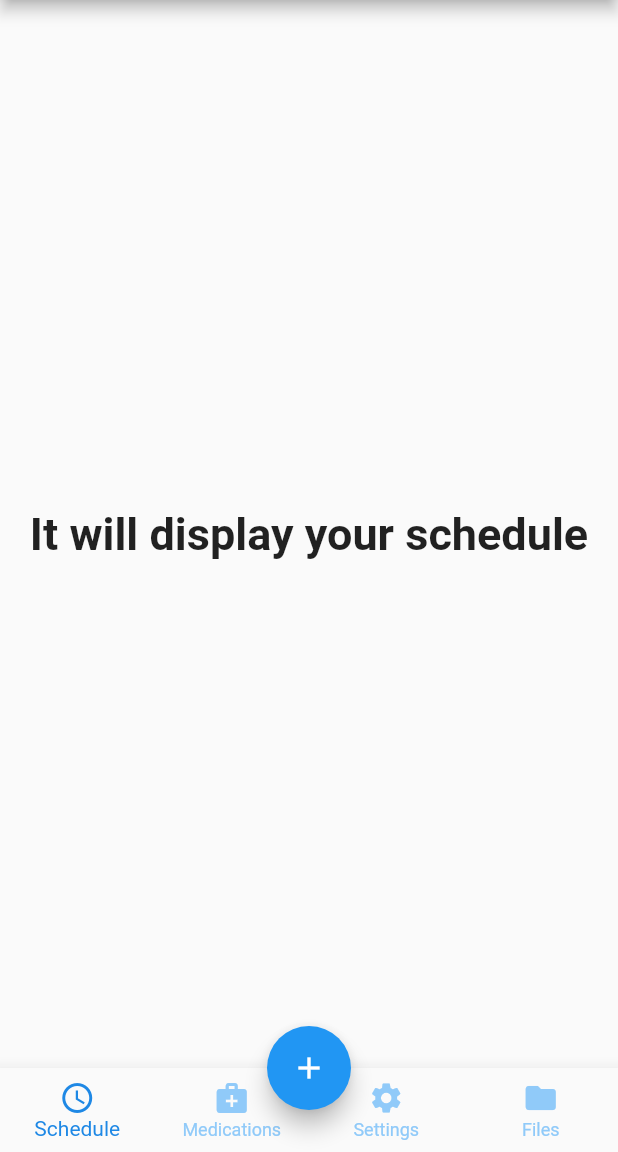
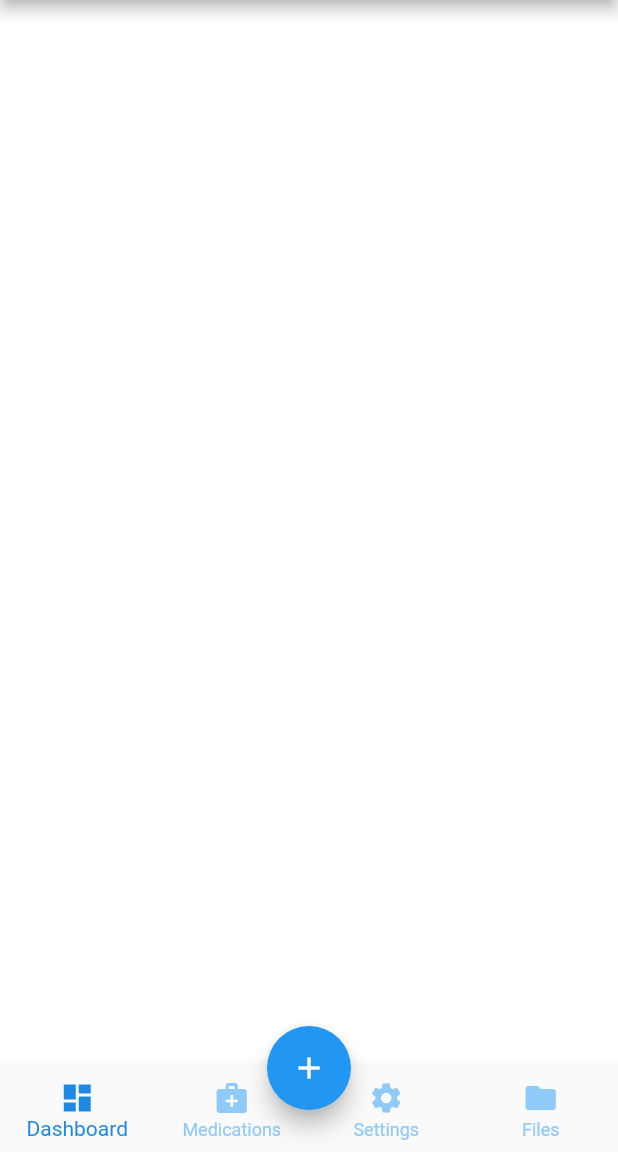
Before and after one commit to mohitsoni-dev/medicine_reminder, a Flutter app: the screen it shows after launch, on a phone screen of 412 x 824 dp, the part 84-1236 px from its top. Run offline on Flutter 3.47's test engine with Material 2 defaults, Android fonts, the light colour scheme and no system bars; our stand-ins replace flutter_form_builder, sqflite; accounts and stored records are empty.

Commit message:
Added NavigationBar to HomePage.dart

```diff
--- /dev/null
+++ b/lib/Dashboard.dart
@@ -0,0 +1,16 @@
+import 'package:flutter/material.dart';
+import 'package:meds_reminder/HomePage.dart';
+
+class DashBoardPage extends StatefulWidget {
+  @override
+  _DashBoardPageState createState() => _DashBoardPageState();
+}
+
+class _DashBoardPageState extends State<DashBoardPage> {
+  @override
+  Widget build(BuildContext context) {
+    return Scaffold(
+      backgroundColor: Colors.white,
+    );
+  }
+}
--- a/lib/HomePage.dart
+++ b/lib/HomePage.dart
@@ -1,6 +1,10 @@
 import 'package:flutter/material.dart';
 import 'package:meds_reminder/DrawerClass.dart';
+import 'package:meds_reminder/FilesPage.dart';
+import 'package:meds_reminder/MedicationPage.dart';
 import 'package:meds_reminder/PatientAddForm.dart';
+import 'package:meds_reminder/SettingsPage.dart';
+import 'package:meds_reminder/Dashboard.dart';
 
 class MyHomePage extends StatefulWidget {
   @override
@@ -9,25 +13,11 @@ class MyHomePage extends StatefulWidget {
 
 class _MyHomePageState extends State<MyHomePage> {
   int _selectedIndex = 0;
-  static const TextStyle optionStyle =
-      TextStyle(fontSize: 30, fontWeight: FontWeight.bold);
-  static const List<Widget> _widgetOptions = <Widget>[
-    Text(
-      'It will display your schedule',
-      style: optionStyle,
-    ),
-    Text(
-      'It will displays your medications',
-      style: optionStyle,
-    ),
-    Text(
-      'It will display your Settings',
-      style: optionStyle,
-    ),
-    Text(
-      'It will display your files',
-      style: optionStyle,
-    )
+  final List<dynamic> screens = [
+    DashBoardPage(),
+    MedicationPage(),
+    SettingsPage(),
+    FilesPage(),
   ];
 
   void _onItemTapped(int index) {
@@ -43,7 +33,7 @@ class _MyHomePageState extends State<MyHomePage> {
         title: Text('Meds Reminder'),
       ),
       body: Center(
-        child: _widgetOptions.elementAt(_selectedIndex),
+        child: screens[_selectedIndex],
       ),
       drawer: DrawerClass(),
       floatingActionButtonLocation: FloatingActionButtonLocation.centerDocked,
@@ -60,8 +50,8 @@ class _MyHomePageState extends State<MyHomePage> {
           elevation: 10.0,
           items: const <BottomNavigationBarItem>[
             BottomNavigationBarItem(
-              icon: Icon(Icons.access_time),
-              label: 'Schedule',
+              icon: Icon(Icons.dashboard),
+              label: 'Dashboard',
             ),
             BottomNavigationBarItem(
               icon: Icon(Icons.medical_services),
```
Also changed, not shown: lib/FilesPage.dart (added, +16 -0 lines), lib/MedicationPage.dart (added, +16 -0 lines), lib/SettingsPage.dart (added, +18 -0 lines).
